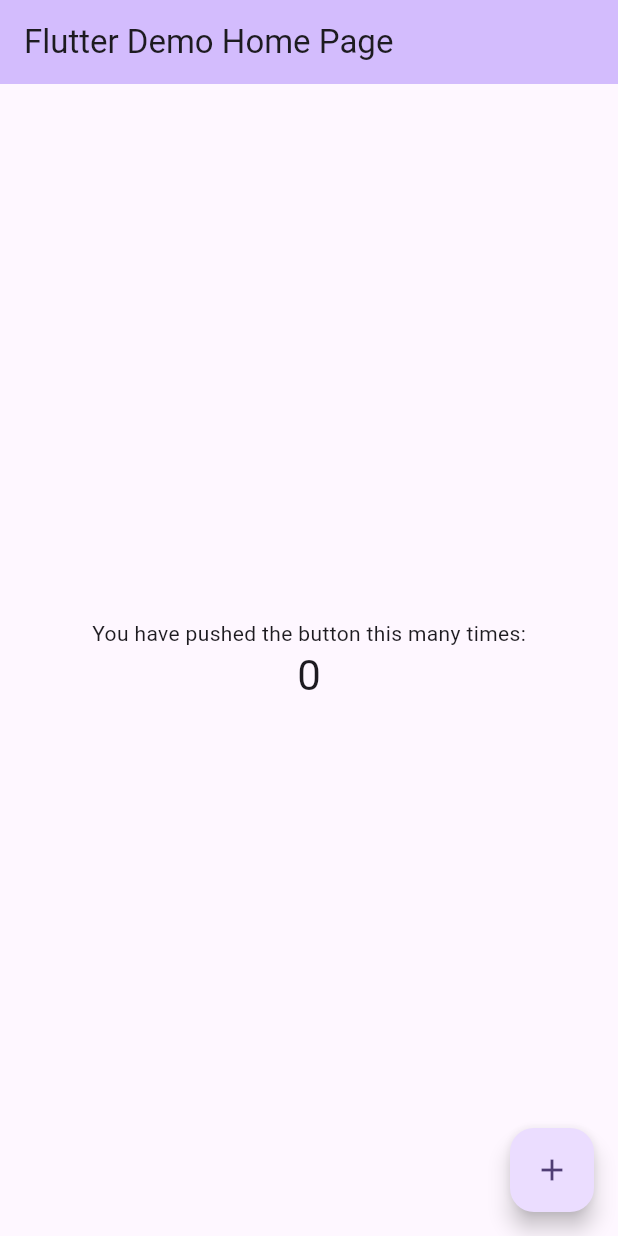
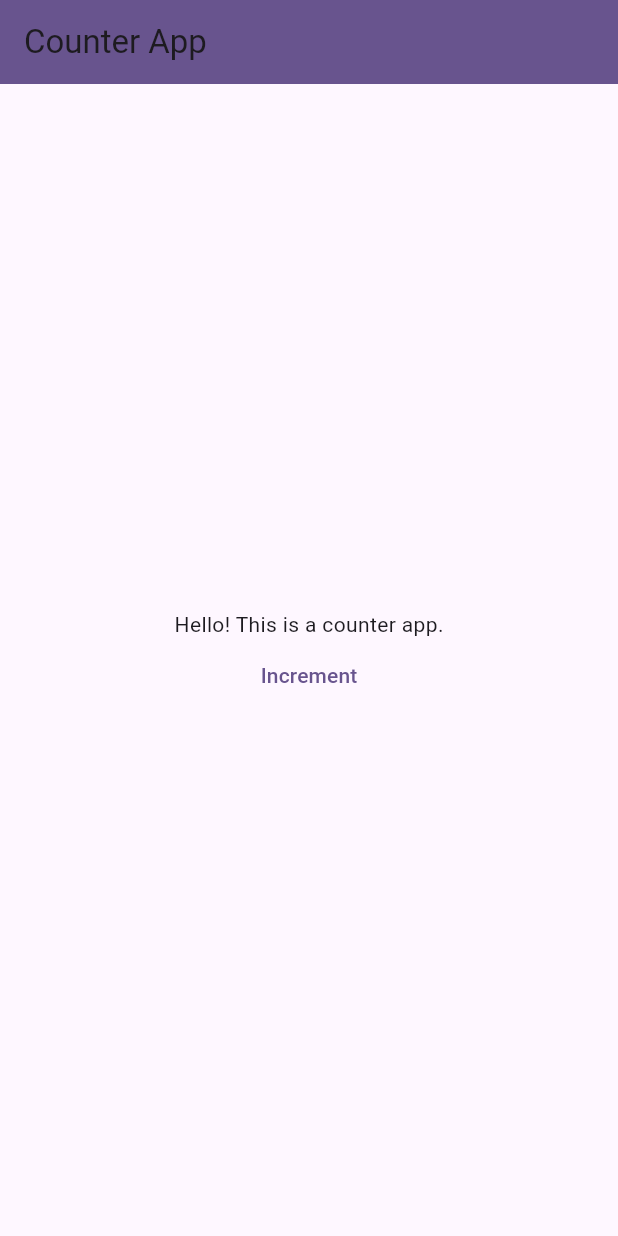
Before and after one commit to TP-113/riverpod_practice, a Flutter app: the screen it shows after launch, on a phone screen of 412 x 824 dp. Run offline on Flutter 3.47's test engine with Material 3 defaults, Android fonts, the phone set to English and light mode, and no system bars; our stand-ins replace flutter_riverpod, riverpod_annotation; generated files the repository leaves out were written again.

Commit message:
pubspec.yamlにbuild_runnerを追加し、main.dartを修正してCounterPageをホームに設定。新たにCounterPageとcounter_controller.g.dartを作成し、古いcounter.dartを削除。

```diff
--- a/lib/main.dart
+++ b/lib/main.dart
@@ -1,4 +1,5 @@
 import 'package:flutter/material.dart';
+import 'package:riverpod_practice/view/counter_page.dart';
 
 void main() {
   runApp(const MyApp());
@@ -13,110 +14,9 @@ class MyApp extends StatelessWidget {
     return MaterialApp(
       title: 'Flutter Demo',
       theme: ThemeData(
-        // This is the theme of your application.
-        //
-        // TRY THIS: Try running your application with "flutter run". You'll see
-        // the application has a purple toolbar. Then, without quitting the app,
-        // try changing the seedColor in the colorScheme below to Colors.green
-        // and then invoke "hot reload" (save your changes or press the "hot
-        // reload" button in a Flutter-supported IDE, or press "r" if you used
-        // the command line to start the app).
-        //
-        // Notice that the counter didn't reset back to zero; the application
-        // state is not lost during the reload. To reset the state, use hot
-        // restart instead.
-        //
-        // This works for code too, not just values: Most code changes can be
-        // tested with just a hot reload.
         colorScheme: ColorScheme.fromSeed(seedColor: Colors.deepPurple),
       ),
-      home: const MyHomePage(title: 'Flutter Demo Home Page'),
+      home: CounterPage(),
     );
   }
 }
-
-class MyHomePage extends StatefulWidget {
-  const MyHomePage({super.key, required this.title});
-
-  // This widget is the home page of your application. It is stateful, meaning
-  // that it has a State object (defined below) that contains fields that affect
-  // how it looks.
-
-  // This class is the configuration for the state. It holds the values (in this
-  // case the title) provided by the parent (in this case the App widget) and
-  // used by the build method of the State. Fields in a Widget subclass are
-  // always marked "final".
-
-  final String title;
-
-  @override
-  State<MyHomePage> createState() => _MyHomePageState();
-}
-
-class _MyHomePageState extends State<MyHomePage> {
-  int _counter = 0;
-
-  void _incrementCounter() {
-    setState(() {
-      // This call to setState tells the Flutter framework that something has
-      // changed in this State, which causes it to rerun the build method below
-      // so that the display can reflect the updated values. If we changed
-      // _counter without calling setState(), then the build method would not be
-      // called again, and so nothing would appear to happen.
-      _counter++;
-    });
-  }
-
-  @override
-  Widget build(BuildContext context) {
-    // This method is rerun every time setState is called, for instance as done
-    // by the _incrementCounter method above.
-    //
-    // The Flutter framework has been optimized to make rerunning build methods
-    // fast, so that you can just rebuild anything that needs updating rather
-    // than having to individually change instances of widgets.
-    return Scaffold(
-      appBar: AppBar(
-        // TRY THIS: Try changing the color here to a specific color (to
-        // Colors.amber, perhaps?) and trigger a hot reload to see the AppBar
-        // change color while the other colors stay the same.
-        backgroundColor: Theme.of(context).colorScheme.inversePrimary,
-        // Here we take the value from the MyHomePage object that was created by
-        // the App.build method, and use it to set our appbar title.
-        title: Text(widget.title),
-      ),
-      body: Center(
-        // Center is a layout widget. It takes a single child and positions it
-        // in the middle of the parent.
-        child: Column(
-          // Column is also a layout widget. It takes a list of children and
-          // arranges them vertically. By default, it sizes itself to fit its
-          // children horizontally, and tries to be as tall as its parent.
-          //
-          // Column has various properties to control how it sizes itself and
-          // how it positions its children. Here we use mainAxisAlignment to
-          // center the children vertically; the main axis here is the vertical
-          // axis because Columns are vertical (the cross axis would be
-          // horizontal).
-          //
-          // TRY THIS: Invoke "debug painting" (choose the "Toggle Debug Paint"
-          // action in the IDE, or press "p" in the console), to see the
-          // wireframe for each widget.
-          mainAxisAlignment: MainAxisAlignment.center,
-          children: <Widget>[
-            const Text('You have pushed the button this many times:'),
-            Text(
-              '$_counter',
-              style: Theme.of(context).textTheme.headlineMedium,
-            ),
-          ],
-        ),
-      ),
-      floatingActionButton: FloatingActionButton(
-        onPressed: _incrementCounter,
-        tooltip: 'Increment',
-        child: const Icon(Icons.add),
-      ), // This trailing comma makes auto-formatting nicer for build methods.
-    );
-  }
-}
--- a/lib/view/counter.dart
+++ /dev/null
@@ -1,17 +0,0 @@
-import 'package:flutter/material.dart';
-import 'package:flutter/widgets.dart';
-import 'package:flutter_riverpod/flutter_riverpod.dart';
-
-class Counter extends ConsumerWidget {
-  const Counter({super.key});
-
-  @override
-  Widget build(BuildContext context, WidgetRef ref) {
-    return Column(
-      children: [
-        Text('Hello! This is a counter app.'),
-        TextButton(onPressed: () {}, child: const Text('Increment')),
-      ],
-    );
-  }
-}
--- /dev/null
+++ b/lib/view/counter_page.dart
@@ -0,0 +1,25 @@
+import 'package:flutter/material.dart';
+import 'package:flutter_riverpod/flutter_riverpod.dart';
+
+class CounterPage extends ConsumerWidget {
+  const CounterPage({super.key});
+
+  @override
+  Widget build(BuildContext context, WidgetRef ref) {
+    return Scaffold(
+      appBar: AppBar(
+        title: const Text('Counter App'),
+        backgroundColor: Theme.of(context).colorScheme.primary,
+      ),
+      body: Center(
+        child: Column(
+          mainAxisAlignment: MainAxisAlignment.center,
+          children: [
+            Text('Hello! This is a counter app.'),
+            TextButton(onPressed: () {}, child: const Text('Increment')),
+          ],
+        ),
+      ),
+    );
+  }
+}
--- a/pubspec.yaml
+++ b/pubspec.yaml
@@ -36,6 +36,7 @@ dependencies:
   cupertino_icons: ^1.0.8
   flutter_riverpod: ^2.6.1
   riverpod_generator: ^2.6.5
+  build_runner: ^2.5.4
 
 dev_dependencies:
   flutter_test:
```
Also changed, not shown: lib/controller/counter_controller.g.dart (added).
